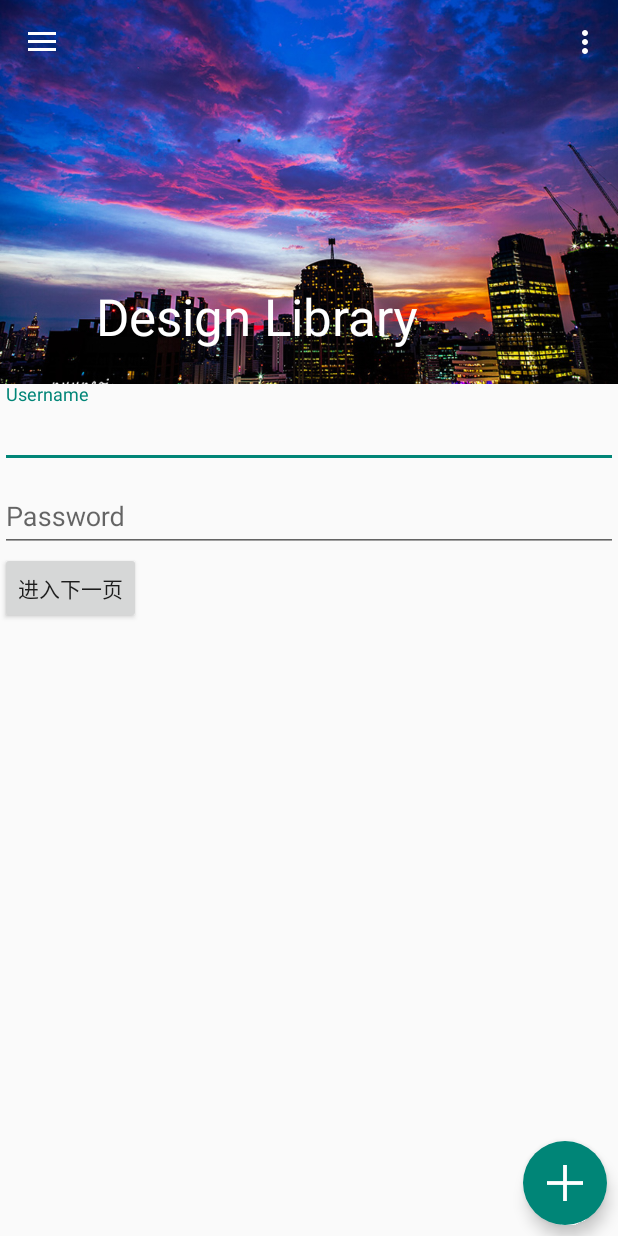
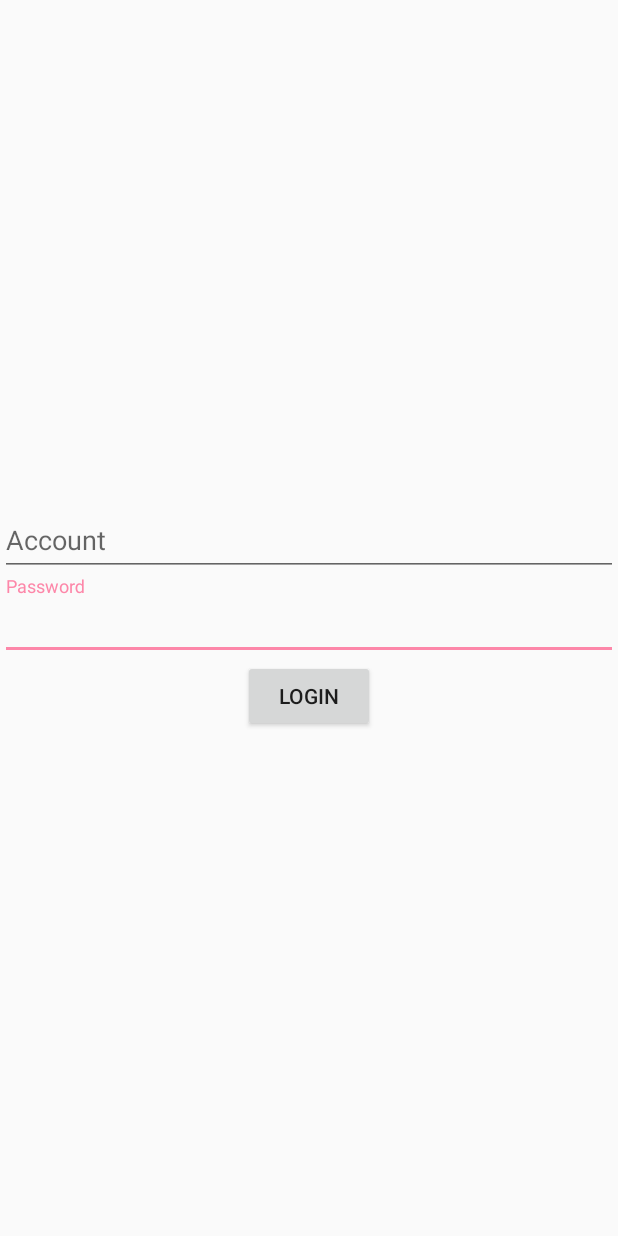
Before and after one commit to LxxCaroline/SampleApplication, an Android app: the screen it shows after launch (MainActivity before the commit, LoginActivity after it), on a phone screen of 412 x 824 dp. Run offline under Robolectric (Android 15) with nearby library versions, the light colour scheme and no system bars.

Commit message:
upload my code

```diff
--- a/suuportsample/src/main/AndroidManifest.xml
+++ b/suuportsample/src/main/AndroidManifest.xml
@@ -8,7 +8,7 @@
         android:label="@string/app_name"
         android:theme="@style/AppTheme">
         <activity
-            android:name=".MainActivity"
+            android:name=".LoginActivity"
             android:label="@string/app_name">
             <intent-filter>
                 <action android:name="android.intent.action.MAIN" />
@@ -18,10 +18,10 @@
         </activity>
 
         <activity
-            android:name=".SecondActivity"
+            android:name=".MainActivity"
             android:label="@string/app_name" />
         <activity
-            android:name=".ThirdActivity"
+            android:name=".SecondActivity"
             android:label="@string/app_name" />
     </application>
 
--- /dev/null
+++ b/suuportsample/src/main/java/com/example/hzlinxuanxuan/suuportsample/LoginActivity.java
@@ -0,0 +1,22 @@
+package com.example.hzlinxuanxuan.suuportsample;
+
+import android.content.Intent;
+import android.os.Bundle;
+import android.support.v7.app.AppCompatActivity;
+import android.view.View;
+
+/**
+ * Created by hzlinxuanxuan on 2015/11/5.
+ */
+public class LoginActivity extends AppCompatActivity {
+
+    @Override
+    protected void onCreate(Bundle savedInstanceState) {
+        super.onCreate(savedInstanceState);
+        setContentView(R.layout.activity_login);
+    }
+
+    public void onClick(View view) {
+        startActivity(new Intent(LoginActivity.this, MainActivity.class));
+    }
+}
--- a/suuportsample/src/main/java/com/example/hzlinxuanxuan/suuportsample/MainActivity.java
+++ b/suuportsample/src/main/java/com/example/hzlinxuanxuan/suuportsample/MainActivity.java
@@ -11,25 +11,24 @@ import android.support.design.widget.Snackbar;
 import android.support.v4.widget.DrawerLayout;
 import android.support.v7.app.ActionBarDrawerToggle;
 import android.support.v7.app.AppCompatActivity;
+import android.support.v7.widget.LinearLayoutManager;
+import android.support.v7.widget.RecyclerView;
 import android.support.v7.widget.Toolbar;
 import android.view.Menu;
 import android.view.MenuItem;
 import android.view.View;
-import android.widget.Button;
 
-import java.util.HashMap;
+import java.util.ArrayList;
 
 public class MainActivity extends AppCompatActivity {
 
-    Toolbar toolbar;
-    CollapsingToolbarLayout collapsingToolbarLayout;
+    private Toolbar toolbar;
+    private DrawerLayout drawerLayout;
+    private ActionBarDrawerToggle drawerToggle;
 
-    DrawerLayout drawerLayout;
-    ActionBarDrawerToggle drawerToggle;
-
-    CoordinatorLayout rootLayout;
-    FloatingActionButton fabBtn;
-    private Button btnNext;
+    private CoordinatorLayout rootLayout;
+    private FloatingActionButton fabBtn;
+    private RecyclerView lv;
 
     @Override
     protected void onCreate(Bundle savedInstanceState) {
@@ -48,36 +47,44 @@ public class MainActivity extends AppCompatActivity {
         drawerLayout = (DrawerLayout) findViewById(R.id.drawer_layout);
         drawerToggle = new ActionBarDrawerToggle(MainActivity.this, drawerLayout, R.string.hello_world, R.string.hello_world);
         drawerLayout.setDrawerListener(drawerToggle);
-
         getSupportActionBar().setHomeButtonEnabled(true);
         getSupportActionBar().setDisplayHomeAsUpEnabled(true);
 
-        rootLayout = (CoordinatorLayout) findViewById(R.id.coordinator_layout);
-
-        fabBtn = (FloatingActionButton) findViewById(R.id.fabBtn);
-        fabBtn.setOnClickListener(new View.OnClickListener() {
+        lv = (RecyclerView) findViewById(R.id.lv);
+        LinearLayoutManager layoutManager = new LinearLayoutManager(this);
+        lv.setLayoutManager(layoutManager);
+        RecyclerViewAdapter adapter = new RecyclerViewAdapter(getData(), new RecyclerViewAdapter.MyOnClickListener() {
             @Override
-            public void onClick(View v) {
-                Snackbar.make(rootLayout, "Hello. I am Snackbar!", Snackbar.LENGTH_SHORT)
+            public void onClick(View view, int position) {
+                Snackbar.make(rootLayout, "u click item:"+position+"!", Snackbar.LENGTH_SHORT)
                         .setAction("Undo", new View.OnClickListener() {
                             @Override
                             public void onClick(View v) {
                             }
-                        })
-                        .show();
+                        }).show();
             }
         });
+        lv.setAdapter(adapter);
 
-        collapsingToolbarLayout = (CollapsingToolbarLayout) findViewById(R.id.collapsingToolbarLayout);
-        collapsingToolbarLayout.setTitle("Design Library");
-
-        btnNext = (Button) findViewById(R.id.btn_next);
-        btnNext.setOnClickListener(new View.OnClickListener() {
+        rootLayout = (CoordinatorLayout) findViewById(R.id.coordinator_layout);
+        fabBtn = (FloatingActionButton) findViewById(R.id.fabBtn);
+        fabBtn.setOnClickListener(new View.OnClickListener() {
             @Override
             public void onClick(View v) {
                 startActivity(new Intent(MainActivity.this, SecondActivity.class));
             }
         });
+
+        CollapsingToolbarLayout collapsingToolbarLayout = (CollapsingToolbarLayout) findViewById(R.id.collapsingToolbarLayout);
+        collapsingToolbarLayout.setTitle("Design Library");
+    }
+
+    public static ArrayList<String> getData() {
+        ArrayList<String> data = new ArrayList<>(20);
+        for (int i = 0; i < 20; i++) {
+            data.add("data #" + i);
+        }
+        return data;
     }
 
     @Override
--- a/suuportsample/src/main/java/com/example/hzlinxuanxuan/suuportsample/SecondActivity.java
+++ b/suuportsample/src/main/java/com/example/hzlinxuanxuan/suuportsample/SecondActivity.java
@@ -48,12 +48,6 @@ public class SecondActivity extends AppCompatActivity {
                 Button btn = new Button(SecondActivity.this);
                 btn.setText("tv" + position);
                 btn.setTextSize(30.f);
-                btn.setOnClickListener(new View.OnClickListener() {
-                    @Override
-                    public void onClick(View v) {
-                        startActivity(new Intent(SecondActivity.this,ThirdActivity.class));
-                    }
-                });
                 container.addView(btn);
                 return btn;
             }
--- /dev/null
+++ b/suuportsample/src/main/res/layout/activity_login.xml
@@ -0,0 +1,42 @@
+<?xml version="1.0" encoding="utf-8"?>
+<RelativeLayout xmlns:android="http://schemas.android.com/apk/res/android"
+    android:layout_width="match_parent"
+    android:layout_height="match_parent"
+    android:orientation="vertical">
+
+    <android.support.design.widget.TextInputLayout
+        android:id="@+id/et_psw"
+        android:layout_width="match_parent"
+        android:layout_height="wrap_content"
+        android:layout_centerInParent="true">
+
+        <EditText
+            android:layout_width="match_parent"
+            android:layout_height="wrap_content"
+            android:hint="Password" />
+
+    </android.support.design.widget.TextInputLayout>
+
+    <android.support.design.widget.TextInputLayout
+        android:id="@+id/et_account"
+        android:layout_width="match_parent"
+        android:layout_height="wrap_content"
+        android:layout_above="@id/et_psw">
+
+        <EditText
+            android:layout_width="match_parent"
+            android:layout_height="wrap_content"
+            android:hint="Account" />
+
+    </android.support.design.widget.TextInputLayout>
+
+    <Button
+        android:layout_width="wrap_content"
+        android:layout_height="wrap_content"
+        android:layout_below="@id/et_psw"
+        android:layout_centerHorizontal="true"
+        android:text="Login"
+        android:onClick="onClick" />
+
+
+</RelativeLayout>
--- a/suuportsample/src/main/res/layout/view_content.xml
+++ b/suuportsample/src/main/res/layout/view_content.xml
@@ -15,7 +15,7 @@
             android:id="@+id/collapsingToolbarLayout"
             android:layout_width="match_parent"
             android:layout_height="match_parent"
-            app:contentScrim="#e7f"
+            app:contentScrim="@android:color/transparent"
             app:expandedTitleMarginStart="64dp"
             app:layout_scrollFlags="scroll|exitUntilCollapsed">
 
@@ -38,50 +38,12 @@
         </android.support.design.widget.CollapsingToolbarLayout>
     </android.support.design.widget.AppBarLayout>
 
-    <android.support.v4.widget.NestedScrollView
+    <!--  Your Scrollable View-->
+    <android.support.v7.widget.RecyclerView
+        android:id="@+id/lv"
         android:layout_width="match_parent"
         android:layout_height="match_parent"
-        app:layout_behavior="@string/appbar_scrolling_view_behavior">
-
-        <LinearLayout
-            android:layout_width="match_parent"
-            android:layout_height="match_parent"
-            android:orientation="vertical">
-
-            <android.support.design.widget.TextInputLayout
-                android:layout_width="match_parent"
-                android:layout_height="wrap_content">
-
-                <EditText
-                    android:layout_width="match_parent"
-                    android:layout_height="wrap_content"
-                    android:hint="Username" />
-            </android.support.design.widget.TextInputLayout>
-
-            <android.support.design.widget.TextInputLayout
-                android:layout_width="match_parent"
-                android:layout_height="wrap_content">
-
-                <EditText
-                    android:layout_width="match_parent"
-                    android:layout_height="wrap_content"
-                    android:hint="Password" />
-            </android.support.design.widget.TextInputLayout>
-
-            <Button
-                android:id="@+id/btn_next"
-                android:layout_width="wrap_content"
-                android:layout_height="wrap_content"
-                android:text="进入下一页" />
-
-            <ListView
-                android:id="@+id/lv"
-                android:layout_width="match_parent"
-                android:layout_height="match_parent"/>
-
-        </LinearLayout>
-
-    </android.support.v4.widget.NestedScrollView>
+        app:layout_behavior="@string/appbar_scrolling_view_behavior" />
 
     <android.support.design.widget.FloatingActionButton
         android:id="@+id/fabBtn"
--- a/suuportsample/src/main/res/values/styles.xml
+++ b/suuportsample/src/main/res/values/styles.xml
@@ -5,6 +5,7 @@
         <!-- Customize your theme here. -->
         <item name="windowActionBar">false</item>
         <item name="windowNoTitle">true</item>
+        <item name="colorAccent">#FD87A9</item>
     </style>
 
     <style name="menuTextAppearance">
```
Also changed, not shown: suuportsample/src/main/java/com/example/hzlinxuanxuan/suuportsample/RecyclerViewAdapter.java (added, +63 -0 lines), suuportsample/src/main/res/layout/view_content_test.xml (+5 -3 lines).
